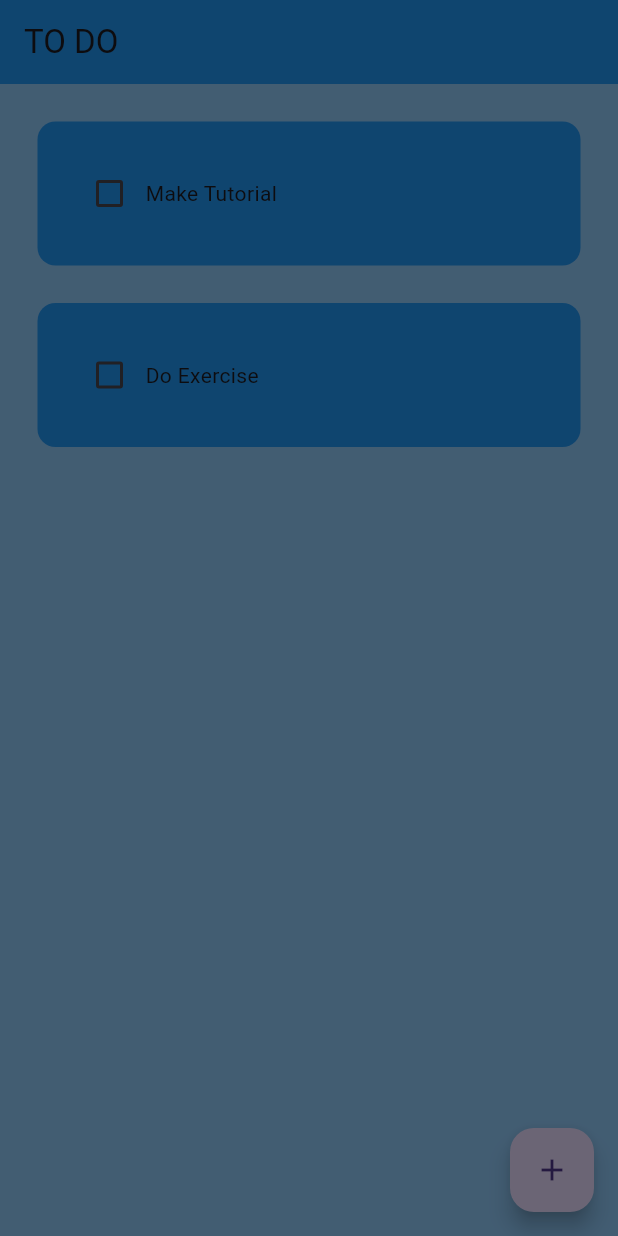
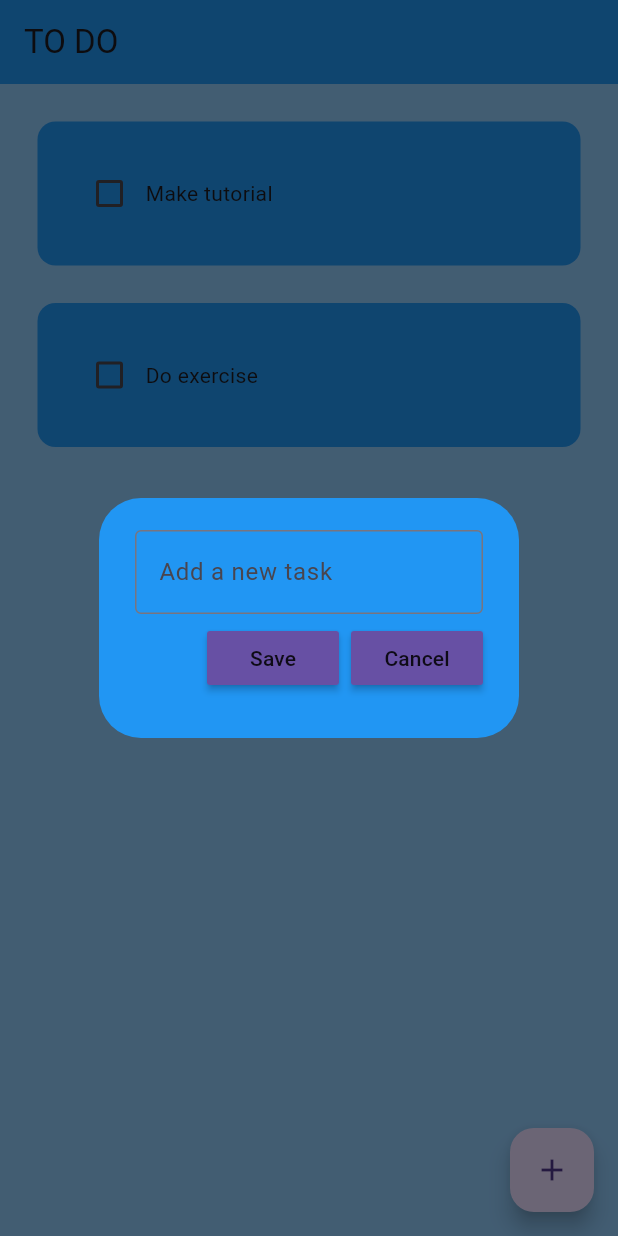
Before and after one commit to Lkemp1790/to_do_app, a Flutter app: the screen it shows after launch, after a tap on the "add" icon, on a phone screen of 412 x 824 dp. Run offline on Flutter 3.47's test engine with Material 3 defaults, Android fonts, the phone set to English and light mode, and no system bars; drawn by our look-alikes of flutter_slidable; our stand-ins replace hive_flutter; missing offline and left inert: dart:ffi; accounts and stored records are empty.

```diff
--- /dev/null
+++ b/lib/data/database.dart
@@ -0,0 +1,25 @@
+import 'package:hive_flutter/hive_flutter.dart';
+
+class ToDoDatabase {
+  List toDoList = [];
+  // reference a box
+  final _myBox = Hive.box("myBox");
+
+  // run this method if this is the first time opening the app
+  void createInitalData() {
+    toDoList = [
+      ["Make tutorial", false],
+      ["Do exercise", false],
+    ];
+  }
+
+  // load data from db
+  void loadData(){
+    toDoList = _myBox.get("TODOLIST");
+  }
+
+  // update the database
+  void updateDataBase() {
+    _myBox.put("TODOLIST", toDoList);
+  }
+}
--- a/lib/main.dart
+++ b/lib/main.dart
@@ -1,8 +1,17 @@
 import 'package:flutter/material.dart';
+import 'package:hive_flutter/hive_flutter.dart';
 
 import 'pages/home_page.dart';
 
-void main() {
+void main() async {
+
+  // init the hive
+  await Hive.initFlutter();
+
+  //  open a box
+  var box = await Hive.openBox("myBox");
+
+
   runApp(const MyApp());
 }
 
--- a/lib/pages/home_page.dart
+++ b/lib/pages/home_page.dart
@@ -1,4 +1,6 @@
 import 'package:flutter/material.dart';
+import 'package:hive_flutter/hive_flutter.dart';
+import 'package:to_do_app/data/database.dart';
 import 'package:to_do_app/util/dialog_box.dart';
 import 'package:to_do_app/util/todo_tile.dart';
 
@@ -10,17 +12,39 @@ class HomePage extends StatefulWidget {
 }
 
 class _HomePageState extends State<HomePage> {
-  // list of tasks
-  List toDoList = [
-    ["Make Tutorial", false],
-    ["Do Exercise", false],
-  ];
+  // reference the hive box
+  final _myBox = Hive.box("myBox");
+  ToDoDatabase db = ToDoDatabase();
+
+  @override
+  void initState() {
+    // create default data
+    if (_myBox.get("TODOLIST") == null) {
+      db.createInitalData();
+    } else {
+      db.loadData();
+    }
+    super.initState();
+  }
+
+  // text controller
+  final _controller = TextEditingController();
 
   //  checkbox is tapped
   void checkBoxChanged(bool? value, int index) {
     setState(() {
-      toDoList[index][1] = !toDoList[index][1];
+      db.toDoList[index][1] = !db.toDoList[index][1];
     });
+    db.updateDataBase();
+  }
+
+  void saveNewTask() {
+    setState(() {
+      db.toDoList.add([_controller.text, false]);
+      _controller.clear();
+    });
+    Navigator.of(context).pop();
+    db.updateDataBase();
   }
 
   // create new taskCompleted
@@ -28,8 +52,19 @@ class _HomePageState extends State<HomePage> {
     showDialog(
         context: context,
         builder: (context) {
-          return DialogBox();
+          return DialogBox(
+            controller: _controller,
+            onSave: saveNewTask,
+            onCancel: () => Navigator.of(context).pop(),
+          );
         });
+  }
+
+  void deleteTask(int index) {
+    setState(() {
+      db.toDoList.removeAt(index);
+    });
+    db.updateDataBase();
   }
 
   @override
@@ -46,12 +81,13 @@ class _HomePageState extends State<HomePage> {
         child: Icon(Icons.add),
       ),
       body: ListView.builder(
-        itemCount: toDoList.length,
+        itemCount: db.toDoList.length,
         itemBuilder: (context, index) {
           return TodoTile(
-              taskName: toDoList[index][0],
-              taskCompleted: toDoList[index][1],
-              onChanged: (value) => checkBoxChanged(value, index));
+              taskName: db.toDoList[index][0],
+              taskCompleted: db.toDoList[index][1],
+              onChanged: (value) => checkBoxChanged(value, index),
+              deleteFunction: (context) => deleteTask(index));
         },
       ),
     );
--- a/lib/util/dialog_box.dart
+++ b/lib/util/dialog_box.dart
@@ -1,10 +1,48 @@
 import 'package:flutter/material.dart';
+import 'package:to_do_app/util/my_button.dart';
 
 class DialogBox extends StatelessWidget {
-  const DialogBox({super.key});
+  final controller;
+  VoidCallback onSave;
+  VoidCallback onCancel;
+
+  DialogBox({
+    super.key,
+    required this.controller,
+    required this.onSave,
+    required this.onCancel,
+  });
 
   @override
   Widget build(BuildContext context) {
-    return AlertDialog();
+    return AlertDialog(
+        backgroundColor: Colors.blue,
+        content: Container(
+            height: 120,
+            child: Column(
+              mainAxisAlignment: MainAxisAlignment.spaceEvenly,
+              children: [
+                // get user input
+                TextField(
+                  controller: controller,
+                  decoration: InputDecoration(
+                    border: OutlineInputBorder(),
+                    hintText: "Add a new task",
+                  ),
+                ),
+                Row(
+                  mainAxisAlignment: MainAxisAlignment.end,
+                  children: [
+                    MyButton(text: "Save", onPressed: onSave),
+                    const SizedBox(
+                      width: 8,
+                    ),
+                    MyButton(text: "Cancel", onPressed: onCancel)
+                  ],
+                )
+
+                // buttons
+              ],
+            )));
   }
 }
--- /dev/null
+++ b/lib/util/my_button.dart
@@ -0,0 +1,21 @@
+import 'package:flutter/material.dart';
+
+class MyButton extends StatelessWidget {
+  final String text;
+  VoidCallback onPressed;
+
+  MyButton({
+    super.key,
+    required this.text,
+    required this.onPressed,
+  });
+
+  @override
+  Widget build(BuildContext context) {
+    return MaterialButton(
+      onPressed: onPressed,
+      color: Theme.of(context).primaryColor,
+      child: Text(text),
+    );
+  }
+}
--- a/lib/util/todo_tile.dart
+++ b/lib/util/todo_tile.dart
@@ -1,17 +1,20 @@
 import 'dart:ffi';
 
 import 'package:flutter/material.dart';
+import 'package:flutter_slidable/flutter_slidable.dart';
 
 class TodoTile extends StatelessWidget {
   final String taskName;
   final bool taskCompleted;
   Function(bool?)? onChanged;
+  Function(BuildContext)? deleteFunction;
 
   TodoTile({
     super.key,
     required this.taskName,
     required this.taskCompleted,
     required this.onChanged,
+    required this.deleteFunction,
   });
 
   @override
@@ -22,6 +25,15 @@ class TodoTile extends StatelessWidget {
         right: 25,
         top: 25,
       ),
+      child: Slidable(
+        endActionPane: ActionPane(motion: StretchMotion(), children: [
+          SlidableAction(
+            onPressed: deleteFunction,
+            icon: Icons.delete,
+            backgroundColor: Colors.red.shade300,
+            borderRadius: BorderRadius.circular(12),
+          )
+        ]),
         child: Container(
           padding: EdgeInsets.all(24),
           decoration: BoxDecoration(
@@ -38,9 +50,13 @@ class TodoTile extends StatelessWidget {
               // Task name
               Text(
                 taskName,
-              style: TextStyle(decoration: taskCompleted ? TextDecoration.lineThrough : TextDecoration.none),
+                style: TextStyle(
+                    decoration: taskCompleted
+                        ? TextDecoration.lineThrough
+                        : TextDecoration.none),
               ),
             ],
+          ),
         ),
       ),
     );
```
Also changed, not shown: pubspec.yaml (+5 -2 lines), pubspec.lock, 1 other file. Lines whose indentation alone changed are shown as unchanged.
